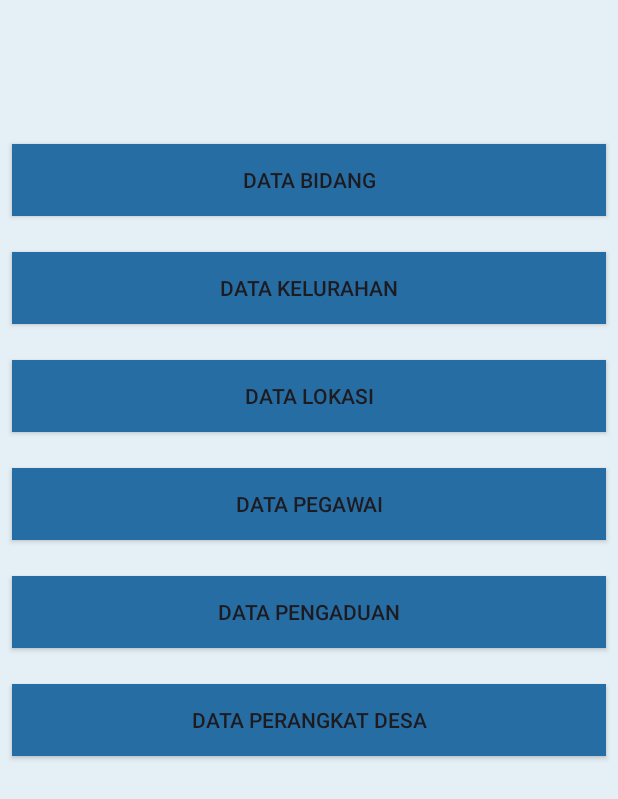
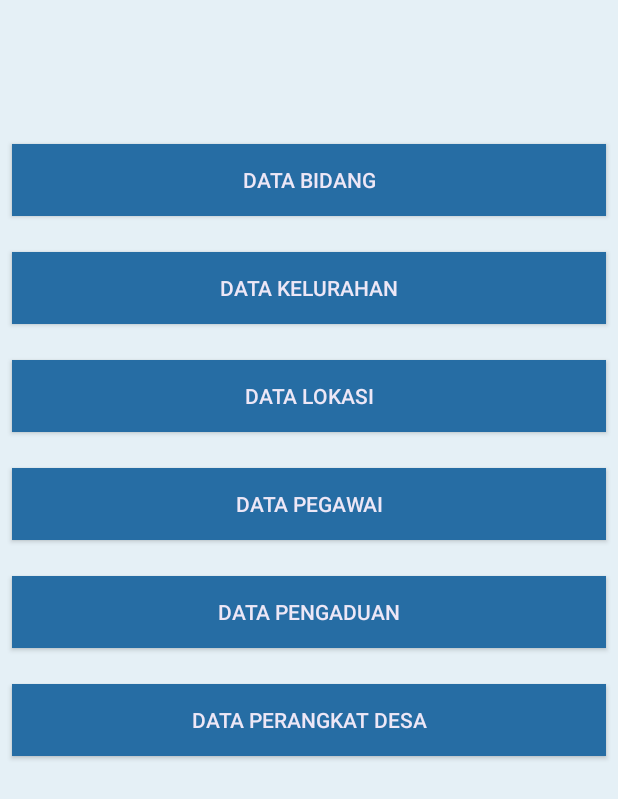
Before and after one commit to andpromobile/ElaporAdmin, an Android app: the screen it shows after launch (MainActivity), on a phone screen of 412 x 824 dp. Shown: the top 799 px of the screen. Run offline under Robolectric (Android 15) with nearby library versions, the phone set to English and light mode, and no system bars.

Commit message:
Memperbaiki inputan

```diff
--- a/app/src/main/java/com/example/elaporadmin/PerangkatDesaFormActivity.kt
+++ b/app/src/main/java/com/example/elaporadmin/PerangkatDesaFormActivity.kt
@@ -69,14 +69,17 @@ class PerangkatDesaFormActivity : AppCompatActivity() {
                 tvKelurahanIdPd.setAdapter(arrayAdapter)
 
 
+
+
                 spinner.adapter = arrayAdapter
                 spinner.onItemSelectedListener = object : AdapterView.OnItemSelectedListener {
                     override fun onItemSelected(parent: AdapterView<*>, view: View?, position: Int, id: Long) {
                         if (parent.getItemAtPosition(position) == "Daftar Kelurahan") {
                         }
                         else {
-//                            val item = parent.getItemAtPosition(position).toString()
-//                            Toast.makeText(parent.context, "Selected: $item", Toast.LENGTH_SHORT).show()
+                            val item = parent.getItemAtPosition(position).toString()
+                            Toast.makeText(parent.context, "Selected: $item with $id", Toast.LENGTH_SHORT).show()
+
                         }
                     }
                     override fun onNothingSelected(parent: AdapterView<*>?) {}
--- a/app/src/main/res/layout/activity_main.xml
+++ b/app/src/main/res/layout/activity_main.xml
@@ -6,6 +6,34 @@
     android:layout_width="match_parent"
     android:layout_height="match_parent"
     tools:context=".MainActivity">
+
+<!--    <com.google.android.material.card.MaterialCardView-->
+<!--        android:layout_width="match_parent"-->
+<!--        android:layout_height="84dp"-->
+<!--        android:layout_marginStart="24dp"-->
+<!--        android:layout_marginEnd="24dp"-->
+<!--        android:layout_marginTop="48dp"-->
+<!--        app:cardElevation="20dp"-->
+<!--        app:cardBackgroundColor="#ffffff"-->
+<!--        app:layout_constraintEnd_toEndOf="parent"-->
+<!--        app:layout_constraintStart_toStartOf="parent"-->
+<!--        app:layout_constraintTop_toTopOf="parent">-->
+
+<!--        <RelativeLayout-->
+<!--            android:layout_width="match_parent"-->
+<!--            android:layout_height="wrap_content">-->
+<!--            <ImageView-->
+
+<!--                android:layout_width="wrap_content"-->
+<!--                android:layout_height="wrap_content"/>-->
+
+<!--            <TextView-->
+<!--                android:layout_width="match_parent"-->
+<!--                android:layout_height="wrap_content"-->
+<!--                android:text="DATA BIDANG"/>-->
+<!--        </RelativeLayout>-->
+
+<!--    </com.google.android.material.card.MaterialCardView>-->
 
     <androidx.appcompat.widget.AppCompatButton
         android:id="@+id/toBidang"
@@ -16,6 +44,7 @@
         android:layout_marginEnd="8dp"
         android:background="@color/teal"
         android:text="Data Bidang"
+        android:textColor="#EDE7F6"
         app:layout_constraintEnd_toEndOf="parent"
         app:layout_constraintStart_toStartOf="parent"
         app:layout_constraintTop_toTopOf="parent"
@@ -30,6 +59,7 @@
         android:layout_marginEnd="8dp"
         android:background="@color/teal"
         android:text="Data Kelurahan"
+        android:textColor="#EDE7F6"
         app:layout_constraintEnd_toEndOf="parent"
         app:layout_constraintStart_toStartOf="parent"
         app:layout_constraintTop_toBottomOf="@+id/toBidang"
@@ -44,6 +74,7 @@
         android:layout_marginEnd="8dp"
         android:background="@color/teal"
         android:text="Data Lokasi"
+        android:textColor="#EDE7F6"
         app:layout_constraintEnd_toEndOf="parent"
         app:layout_constraintStart_toStartOf="parent"
         app:layout_constraintTop_toBottomOf="@+id/toKelurahan"
@@ -58,6 +89,7 @@
         android:layout_marginEnd="8dp"
         android:background="@color/teal"
         android:text="Data Pegawai"
+        android:textColor="#EDE7F6"
         app:layout_constraintEnd_toEndOf="parent"
         app:layout_constraintStart_toStartOf="parent"
         app:layout_constraintTop_toBottomOf="@+id/toLokasi"
@@ -72,6 +104,7 @@
         android:layout_marginEnd="8dp"
         android:background="@color/teal"
         android:text="Data Pengaduan"
+        android:textColor="#EDE7F6"
         app:layout_constraintEnd_toEndOf="parent"
         app:layout_constraintStart_toStartOf="parent"
         app:layout_constraintTop_toBottomOf="@+id/toPegawai"
@@ -86,6 +119,7 @@
         android:layout_marginEnd="8dp"
         android:background="@color/teal"
         android:text="Data Perangkat Desa"
+        android:textColor="#EDE7F6"
         app:layout_constraintEnd_toEndOf="parent"
         app:layout_constraintStart_toStartOf="parent"
         app:layout_constraintTop_toBottomOf="@+id/toPengaduan"
```
